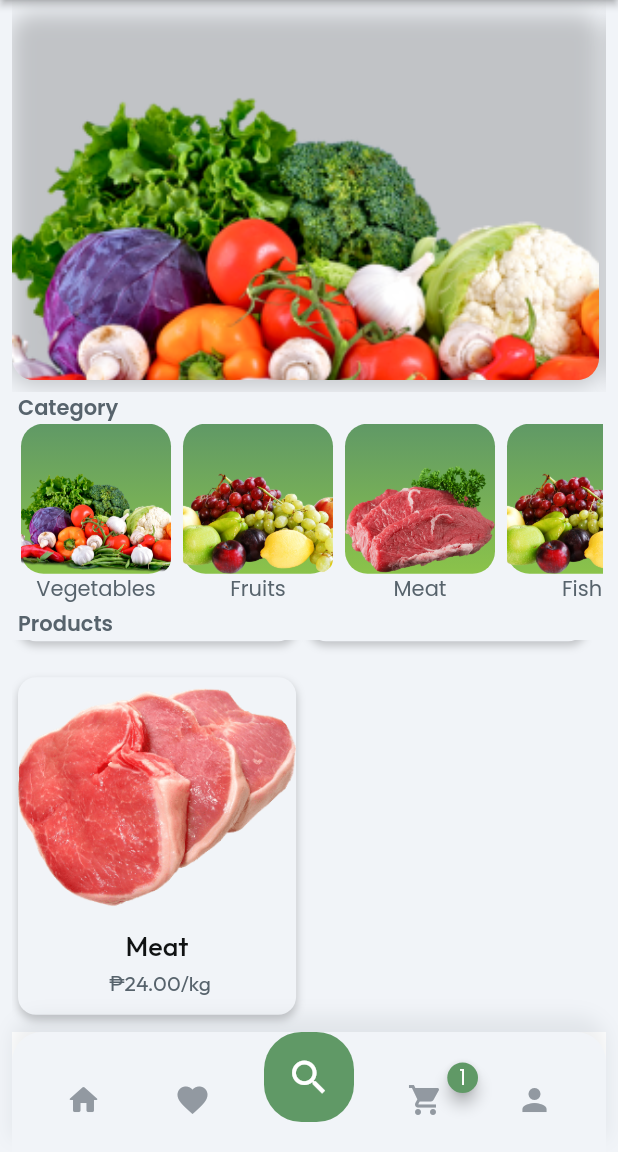
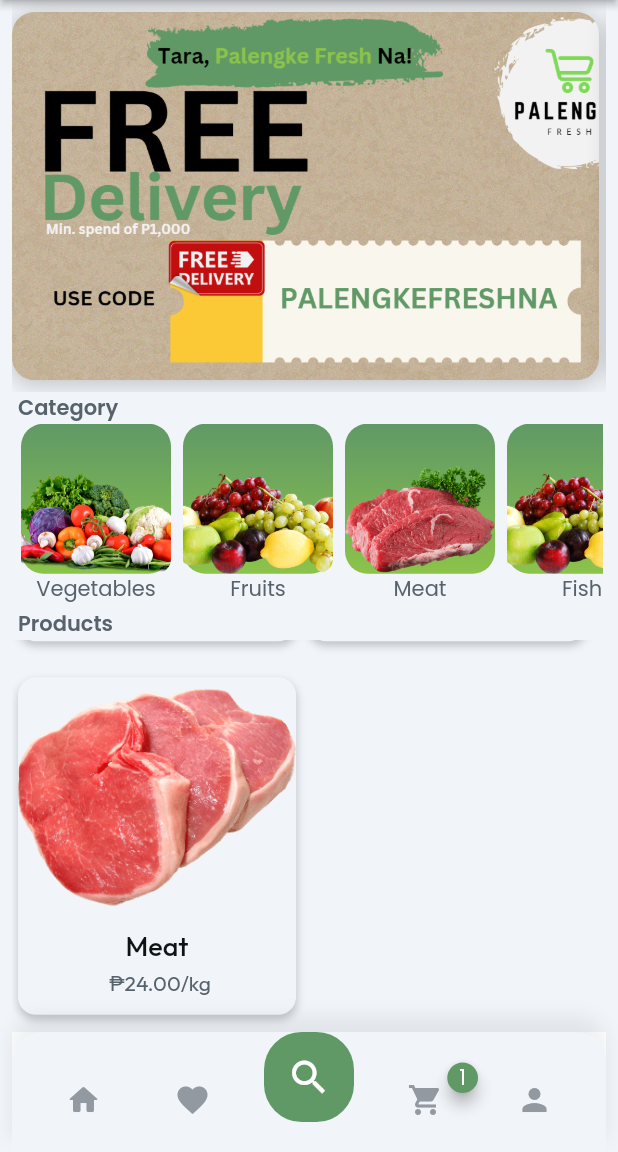
Before and after one commit to Cpdavey77/Palengke_Fresh, a Flutter app: the screen it shows after launch, scrolled down 236 dp, on a phone screen of 412 x 824 dp, the part 84-1236 px from its top. Run offline on Flutter 3.47's test engine with Material 2 defaults, Android fonts, the light colour scheme and no system bars; drawn by our look-alikes of badges; our stand-ins replace auto_size_text, dropdown_button2, easy_debounce, font_awesome_flutter, from_css_color, go_router and 4 more; missing offline and left inert: aligned_dialog, json_path.

Commit message:
changes imges names

```diff
--- a/lib/pages/home_page/home_page_widget.dart
+++ b/lib/pages/home_page/home_page_widget.dart
@@ -198,7 +198,7 @@
                             image: DecorationImage(
                               fit: BoxFit.cover,
                               image: Image.asset(
-                                'assets/images/mmfwi_2.png',
+                                'assets/images/banner1.png',
                               ).image,
                             ),
                             boxShadow: [
```
Also changed, not shown: assets/images/8j25a_6.png (renamed from assets/images/8j25a.png).
